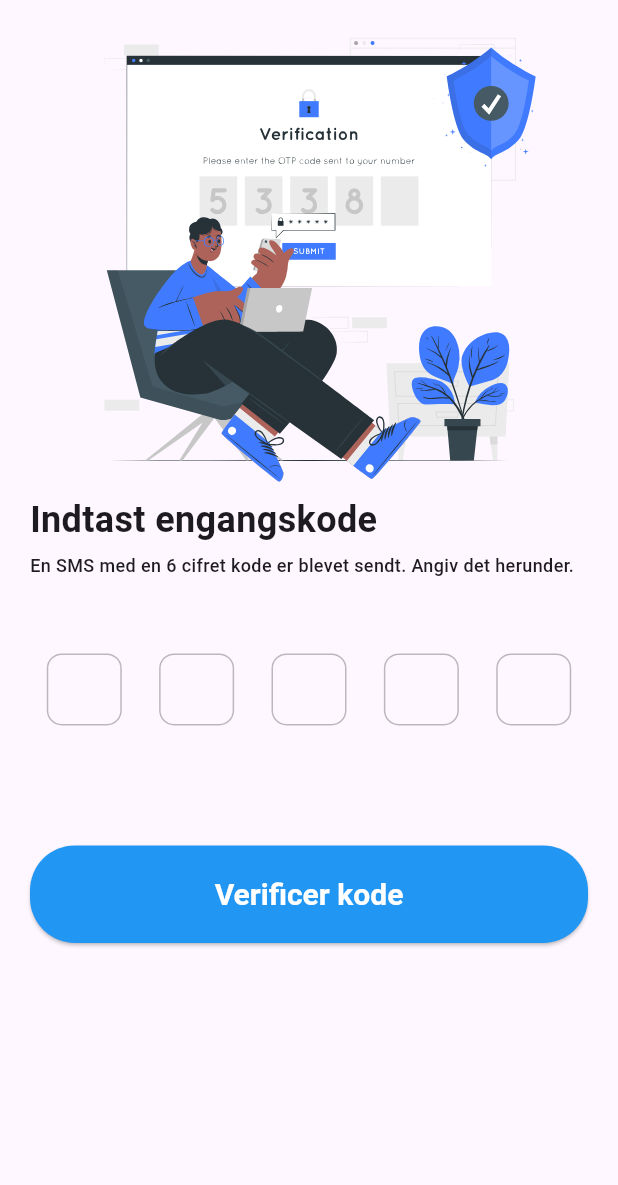
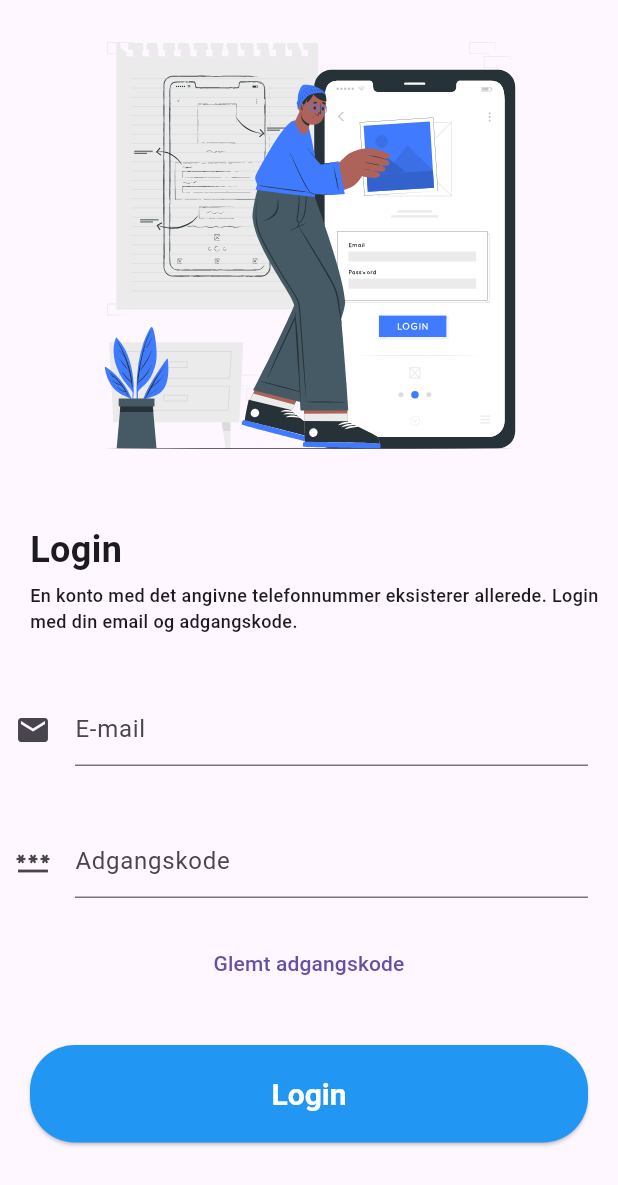
Before and after one commit to Heidelbergg/hjemladapp, a Flutter app: the OTPAuthPage screen opened directly, after a tap on "Verificer kode", on a phone screen of 412 x 824 dp. Shown: the top 1185 px of the screen. Run offline on Flutter 3.47's test engine with Material 2 defaults, Android fonts, the phone set to English and light mode, and no system bars; drawn by our look-alikes of otp_text_field; our stand-ins replace firebase_auth, flutter_spinkit, flutter_svg, geolocator, google_maps_flutter, introduction_screen and 2 more; accounts and stored records are empty.

Commit message:
Login UI

```diff
--- a/lib/authentication/login.dart
+++ b/lib/authentication/login.dart
@@ -1,4 +1,8 @@
+import 'package:firebase_auth/firebase_auth.dart';
 import 'package:flutter/material.dart';
+import 'package:flutter_svg/svg.dart';
+import 'package:hjemladapp/home/homepage.dart';
+import 'package:page_transition/page_transition.dart';
 
 class LoginPage extends StatefulWidget {
   const LoginPage({Key? key}) : super(key: key);
@@ -8,8 +12,110 @@ class LoginPage extends StatefulWidget {
 }
 
 class _LoginPageState extends State<LoginPage> {
+  final emailController = TextEditingController();
+  final passwordController = TextEditingController();
+  final GlobalKey<FormState> _loginKey = GlobalKey<FormState>();
+  final GlobalKey<FormState> _resetKey = GlobalKey<FormState>();
+
+  String? validateEmail(String? email){
+    if (email == null || email.isEmpty){
+      return "Indsæt e-mail";
+    } else if (!email.contains("@") || !email.contains(".")){
+      return "Ugyldig e-mail";
+    }
+  }
+
+  String? validatePassword(String? password){
+    if (password == null || password.isEmpty){
+      return "Indsæt password";
+    }
+  }
+
   @override
   Widget build(BuildContext context) {
-    return Scaffold();
+    return Scaffold(
+      body: ListView(
+        physics: ClampingScrollPhysics(),
+        shrinkWrap: true,
+        children: [
+          SizedBox(
+              height: MediaQuery.of(context).size.height / 2.5,
+              child: SvgPicture.asset('assets/Mobile wireframe-cuate.svg',)),
+          Container(
+            alignment: Alignment.centerLeft,
+            padding: EdgeInsets.only(left: 20, top: 20),
+            child: Text("Login", style: TextStyle(fontSize: 24, fontWeight: FontWeight.bold),),
+          ),
+          Container(
+            alignment: Alignment.centerLeft,
+            padding: EdgeInsets.only(left: 20, top: 5),
+            child: Text("En konto med det angivne telefonnummer eksisterer allerede. Login med din email og adgangskode.", style: TextStyle(fontSize: 12, fontWeight: FontWeight.w500),),
+          ),
+
+          Form(
+            key: _loginKey,
+            child: Column(
+              children: [
+                Container(
+                    padding: EdgeInsets.only(left: 10, right: 20, top: 40),
+                    child: TextFormField(validator: validateEmail, keyboardType: TextInputType.emailAddress, controller: emailController, decoration: const InputDecoration(icon: Icon(Icons.email), hintText: "E-mail", hintMaxLines: 10,),)),
+                Container(
+                    padding: EdgeInsets.only(left: 10, right: 20, top: 40, bottom: 20),
+                    child: TextFormField(validator: validatePassword, obscureText: true, controller: passwordController, decoration: const InputDecoration(icon: Icon(Icons.password), hintText: "Adgangskode", hintMaxLines: 10,),)),
+                Form(
+                  key: _resetKey,
+                  child: TextButton(onPressed: () async {
+                    showDialog(context: context, builder: (BuildContext context){
+                      return AlertDialog(title: const Text("Nulstil adgangskode"), shape: RoundedRectangleBorder(borderRadius: BorderRadius.circular(25)), content: Text("Du er ved at nulstille din adgangskode. Hvis du har en konto, vil en e-mail vil blive sendt til dig med yderligere instrukser."), actions: [
+                        TextFormField(validator: validateEmail, controller: emailController, decoration: const InputDecoration(icon: Icon(Icons.email), hintText: "E-mail", hintMaxLines: 10,),),
+                        TextButton(onPressed: () async {
+                          if(_resetKey.currentState!.validate()){
+                            try{
+                              await FirebaseAuth.instance.sendPasswordResetEmail(email: emailController.text);
+                              Navigator.pop(context);
+                              ScaffoldMessenger.of(context).showSnackBar(SnackBar(
+                                duration: Duration(minutes: 5),
+                                content: const Text("E-mail afsendt."),));
+                            } on FirebaseAuthException catch (e){
+                              if(e.code == "user-not-found"){
+                                ScaffoldMessenger.of(context).showSnackBar(SnackBar(
+                                  duration: Duration(minutes: 5),
+                                  content: const Text("Bruger eksisterer ikke."),));
+                              } else {
+                                ScaffoldMessenger.of(context).showSnackBar(SnackBar(
+                                  duration: Duration(minutes: 5),
+                                  content: Text("Fejlkode ${e.code}"),));}
+                            }
+
+                          }}, child: const Text("Send e-mail"))],);});
+                  }, child: Text("Glemt adgangskode")),
+                ),
+                Container(
+                  padding: EdgeInsets.only(top: 30, left: 20, right: 20, bottom: 20),
+                  child: ElevatedButton(
+                    onPressed: () {
+                      if (_loginKey.currentState!.validate()){
+                        /// Navigate to OTP page where user input code from SMS. Send SMS to phone number
+
+                        Navigator.push(context, PageTransition(duration: Duration(milliseconds: 300), type: PageTransitionType.fade, child: MyHomePage()));
+                      }
+                    },
+                    style: ElevatedButton.styleFrom(
+                      textStyle: const TextStyle(fontSize: 16),
+                      primary: Colors.blue,
+                      minimumSize: const Size.fromHeight(65),
+                      shape: RoundedRectangleBorder(
+                        borderRadius: BorderRadius.circular(30),
+                      ),
+                    ),
+                    child: Text("Login", style: TextStyle(color: Colors.white, fontWeight: FontWeight.bold, fontSize: 20),),
+                  ),
+                ),
+              ],
+            ),
+          ),
+        ],
+      ),
+    );
   }
 }
--- a/lib/authentication/otpAuth.dart
+++ b/lib/authentication/otpAuth.dart
@@ -1,6 +1,8 @@
 import 'package:firebase_auth/firebase_auth.dart';
 import 'package:flutter/material.dart';
 import 'package:flutter_svg/svg.dart';
+import 'package:hjemladapp/authentication/createuser.dart';
+import 'package:hjemladapp/authentication/login.dart';
 import 'package:otp_text_field/otp_field.dart';
 import 'package:otp_text_field/style.dart';
 import 'package:page_transition/page_transition.dart';
@@ -52,9 +54,6 @@ class _OTPAuthPageState extends State<OTPAuthPage> {
             key: _otpKey,
             child: Column(
               children: [
-                /*Container(
-                    padding: EdgeInsets.only(left: 10, right: 20, top: 40),
-                    child: TextFormField(validator: validateOTP, controller: otpController, keyboardType: TextInputType.number, decoration: const InputDecoration(icon: Icon(Icons.password_sharp), hintText: "Kode", hintMaxLines: 10,),)),*/
                 Container(
                   padding: EdgeInsets.only(top: 50),
                   child: OTPTextField(
@@ -77,8 +76,8 @@ class _OTPAuthPageState extends State<OTPAuthPage> {
                     onPressed: () {
                       if (_otpKey.currentState!.validate()){
                         /// If users phone exist = navigate to login, else navigate to signup
-                        //Navigator.push(context, PageTransition(type: PageTransitionType.rightToLeftWithFade, child: OTPAuthPage()));
-                        //Navigator.push(context, PageTransition(type: PageTransitionType.rightToLeftWithFade, child: OTPAuthPage()));
+                        Navigator.push(context, PageTransition(type: PageTransitionType.rightToLeftWithFade, child: LoginPage()));
+                        //Navigator.push(context, PageTransition(type: PageTransitionType.rightToLeftWithFade, child: CreateUserPage()));
                       }
                     },
                     style: ElevatedButton.styleFrom(
```
Also changed, not shown: assets/Mobile wireframe-cuate.svg (added).
